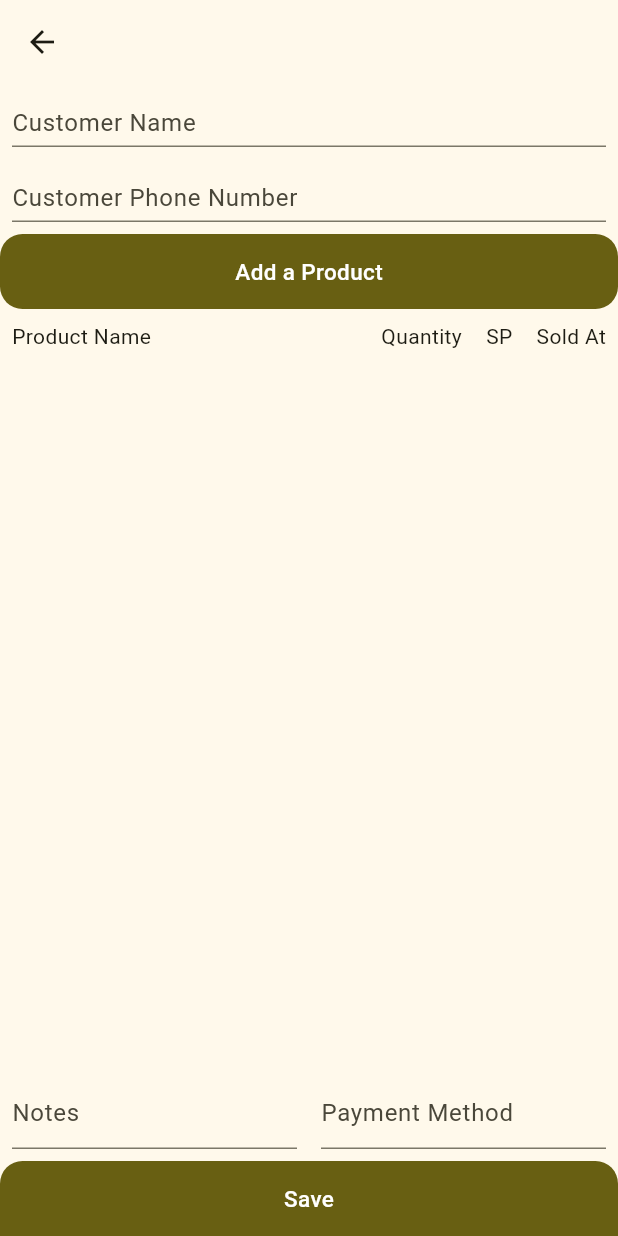
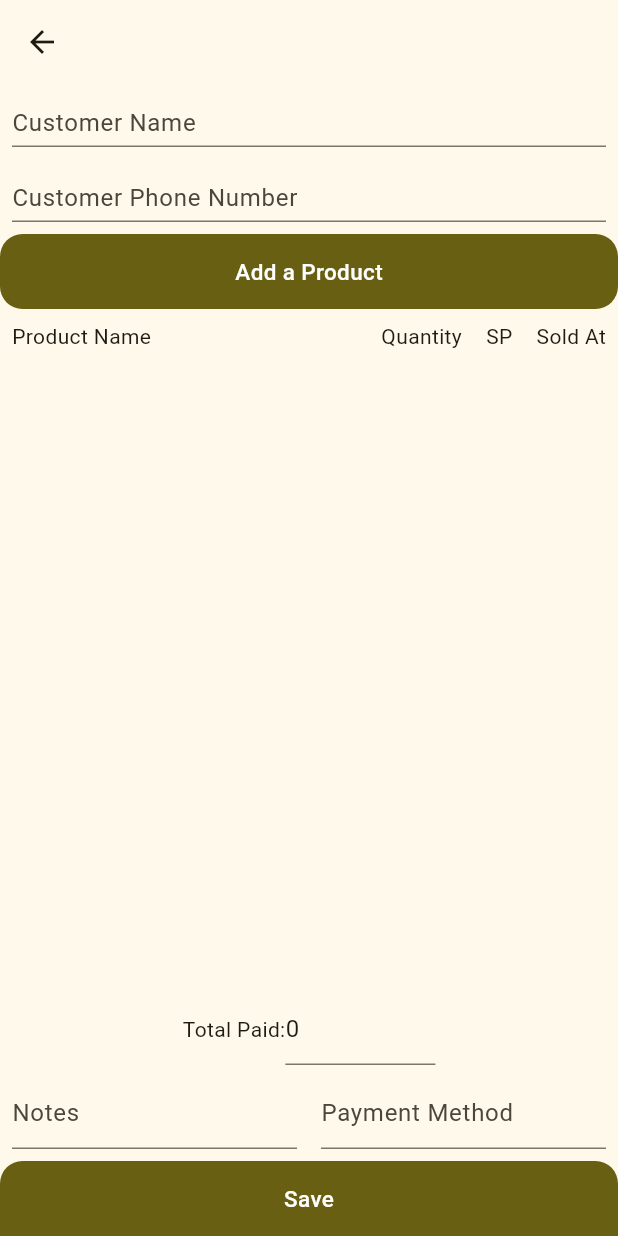
Before and after one commit to Dheeraj-Reddy-Mallapu/Inventory-Management, a Flutter app: the screen it shows after launch, after a tap on "New Order", on a phone screen of 412 x 824 dp. Run offline on Flutter 3.47's test engine with Material 2 defaults, Android fonts, the phone set to English and light mode, and no system bars; drawn by our look-alikes of dynamic_color; our stand-ins replace awesome_snackbar_content, file_picker, get, hive, hive_flutter, loading_animation_widget; missing offline and left inert: file_saver, random_string_generator; accounts and stored records are empty.

Commit message:
some improvements

```diff
--- a/lib/hive_classes/order_view_model.dart
+++ b/lib/hive_classes/order_view_model.dart
@@ -4,14 +4,19 @@ import 'package:inventory_management/hive_classes/order_object.dart';
 
 class OrderViewModel extends ChangeNotifier {
   Box<Order>? _orderBox;
+  bool _isInitialized = false;
+
+  bool get isInitialized => _isInitialized;
 
   Future<void> initOrderHive() async {
     // await Hive.initFlutter();
     Hive.registerAdapter(OrderAdapter());
     _orderBox = await Hive.openBox<Order>('orders');
+    _isInitialized = true;
+    notifyListeners();
   }
 
-  List<Order> get allProducts => _orderBox!.values.toList();
+  List<Order> get allOrders => _orderBox!.values.toList();
 
   Future<void> addOrder(Order order) async {
     await _orderBox!.add(order);
--- a/lib/hive_classes/product_view_model.dart
+++ b/lib/hive_classes/product_view_model.dart
@@ -3,29 +3,33 @@ import 'package:hive_flutter/hive_flutter.dart';
 import 'package:inventory_management/hive_classes/product_object.dart';
 
 class ProductViewModel extends ChangeNotifier {
-  Box<Product>? _productBox;
+  Box<Product>? productBox;
+  bool _isInitialized = false;
+
+  bool get isInitialized => _isInitialized;
 
   Future<void> initProductHive() async {
     // await Hive.initFlutter();
     Hive.registerAdapter(ProductAdapter());
-    _productBox = await Hive.openBox<Product>('products');
+    productBox = await Hive.openBox<Product>('products');
+    _isInitialized = true;
     notifyListeners();
   }
 
-  List<Product> get allProducts => _productBox!.values.toList();
+  List<Product> get allProducts => productBox!.values.toList();
 
   Future<void> addProduct(Product product) async {
-    await _productBox!.add(product);
+    await productBox!.add(product);
     notifyListeners();
   }
 
-  Future<void> updateProduct(Product product) async {
-    await product.save();
+  Future<void> updateProduct(int productId, Product product) async {
+    await productBox!.put(productId, product);
     notifyListeners();
   }
 
   Future<void> deleteProduct(int index) async {
-    await _productBox!.deleteAt(index);
+    await productBox!.deleteAt(index);
     notifyListeners();
   }
 }
--- a/lib/screens/add_product_screen.dart
+++ b/lib/screens/add_product_screen.dart
@@ -169,7 +169,8 @@ class _AddProductScreenState extends State<AddProductScreen> {
                         await productViewModel.addProduct(newProduct);
                         Get.back();
                       } else {
-                        await productViewModel.updateProduct(newProduct);
+                        await productViewModel.updateProduct(widget.index, newProduct);
+                        Get.back();
                         Get.back();
                       }
                       // ignore: use_build_context_synchronously
--- a/lib/screens/create_order_screen.dart
+++ b/lib/screens/create_order_screen.dart
@@ -4,11 +4,14 @@ import 'package:inventory_management/hive_classes/order_object.dart';
 import 'package:inventory_management/hive_classes/order_view_model.dart';
 import 'package:inventory_management/hive_classes/product_object.dart';
 import 'package:inventory_management/hive_classes/product_view_model.dart';
+import 'package:inventory_management/widgets/build_loading_state.dart';
 import 'package:provider/provider.dart';
 import 'package:random_string_generator/random_string_generator.dart';
 
 class CreateOrderScreen extends StatefulWidget {
-  const CreateOrderScreen({super.key});
+  const CreateOrderScreen({super.key, required this.isEditMode, required this.index});
+  final bool isEditMode;
+  final int index;
 
   @override
   State<CreateOrderScreen> createState() => _CreateOrderScreenState();
@@ -19,27 +22,75 @@ class _CreateOrderScreenState extends State<CreateOrderScreen> {
   TextEditingController customerPhNoC = TextEditingController();
   TextEditingController notesC = TextEditingController();
   TextEditingController paymentTypeC = TextEditingController();
-  TextEditingController totalPaidC = TextEditingController();
+  TextEditingController totalPaidC = TextEditingController(text: '0');
   List<TextEditingController> quantityCs = [];
   List<TextEditingController> soldAtCs = [];
 
   List<String> newOrderProductsList = [];
 
+  int totalJmp = 0;
+  int totalMrp = 0;
+
+  String id = '';
+  int dummy = 0;
+
   @override
   Widget build(BuildContext context) {
+    final productViewModel = Provider.of<ProductViewModel>(context);
+    final orderViewModel = Provider.of<OrderViewModel>(context);
+
+    return orderViewModel.isInitialized ? buildContent(orderViewModel, productViewModel) : buildLoadingState(context);
+  }
+
+  Widget buildContent(OrderViewModel orderViewModel, ProductViewModel productViewModel) {
     final color = Theme.of(context).colorScheme;
     final brightness = Theme.of(context).brightness;
     final size = MediaQuery.of(context).size;
 
-    final productViewModel = Provider.of<ProductViewModel>(context);
-    final orderViewModel = Provider.of<OrderViewModel>(context);
+    final products = productViewModel.allProducts;
 
-    final products = productViewModel.allProducts;
+    // print(newOrderProductList);
+
+    if (widget.isEditMode && dummy == 0) {
+      final orders = orderViewModel.allOrders;
+      final order = orders[widget.index];
+
+      final allProductsinOrder = order.products;
+
+      for (int i = 0; i < allProductsinOrder.length; i++) {
+        final product = allProductsinOrder[i];
+        newOrderProductsList.add(product.keys.first);
+
+        final productData = products.singleWhere((element) => element.id == product.keys.first);
+
+        quantityCs.add(TextEditingController(text: (product.values.first / productData.jmp).round().toString()));
+        soldAtCs.add(TextEditingController(text: product.values.first.toString()));
+      }
+
+      customerNameC.text = order.customerName;
+      customerPhNoC.text = order.customerPhNo.toString();
+      totalPaidC.text = order.totalPaid.toString();
+      notesC.text = order.notes;
+      paymentTypeC.text = order.paymentType;
+      totalJmp = order.totalJmp;
+      totalMrp = order.totalMrp;
+      id = order.id;
+      dummy++;
+    }
+
     List<Product> filteredProducts = products.where((element) => newOrderProductsList.contains(element.id)).toList();
     List<Product> inverseFilteredProducts =
         products.where((element) => !newOrderProductsList.contains(element.id)).toList();
 
-    // print(newOrderProductList);
+    if (soldAtCs.isNotEmpty) {
+      totalJmp = 0;
+      totalMrp = 0;
+      for (int i = 0; i < soldAtCs.length; i++) {
+        totalJmp = totalJmp + int.parse(soldAtCs[i].text);
+        totalMrp = totalMrp + filteredProducts[i].mrp;
+      }
+    }
+    totalPaidC.text = totalJmp.toString();
 
     List<TextEditingController> controllers = [customerNameC, customerPhNoC];
     return Scaffold(
@@ -194,7 +245,10 @@ class _CreateOrderScreenState extends State<CreateOrderScreen> {
                                           '${int.parse(filteredProducts[index].jmp.toString()) * int.parse(quantityCs[index].text)}';
                                       setState(() {});
                                     } else {
+                                      totalJmp = totalJmp - int.parse(soldAtCs[index].text);
                                       newOrderProductsList.removeAt(index);
+                                      soldAtCs.removeAt(index);
+                                      quantityCs.removeAt(index);
                                       setState(() {});
                                     }
                                   },
@@ -259,10 +313,22 @@ class _CreateOrderScreenState extends State<CreateOrderScreen> {
         ),
       ),
       bottomNavigationBar: SizedBox(
-        height: 120,
+        height: 180,
         child: Column(
           mainAxisAlignment: MainAxisAlignment.end,
           children: [
+            Row(
+              mainAxisAlignment: MainAxisAlignment.center,
+              children: [
+                const Text('Total Paid:'),
+                SizedBox(
+                  width: 100,
+                  child: TextFormField(
+                    controller: totalPaidC,
+                  ),
+                )
+              ],
+            ),
             Row(
               children: [
                 Expanded(
@@ -320,18 +386,15 @@ class _CreateOrderScreenState extends State<CreateOrderScreen> {
                   ),
                 ),
                 onTap: () async {
-                  final id = RandomStringGenerator(fixedLength: 15, hasSymbols: false).generate();
+                  id = RandomStringGenerator(fixedLength: 15, hasSymbols: false).generate();
 
                   List<Map<String, int>> productsInOrder = [];
-                  int totalJmp = 0;
-                  int totalMrp = 0;
-                  int totalPaid = 0;
 
                   for (int i = 0; i < newOrderProductsList.length; i++) {
                     Map<String, int> productInOrder = {newOrderProductsList[i]: int.parse(soldAtCs[i].text)};
                     productsInOrder.add(productInOrder);
 
-                    int.parse(soldAtCs[i].text);
+                    // int.parse(soldAtCs[i].text);// TODO
                   }
 
                   final newOrder = Order(
@@ -342,12 +405,16 @@ class _CreateOrderScreenState extends State<CreateOrderScreen> {
                     dateTime: DateTime.now().toLocal(),
                     totalJmp: totalJmp,
                     totalMrp: totalMrp,
-                    totalPaid: totalPaid,
+                    totalPaid: int.parse(totalPaidC.text),
                     paymentType: paymentTypeC.text,
                     notes: notesC.text,
                   );
 
-                  await orderViewModel.addOrder(newOrder);
+                  if (!widget.isEditMode) {
+                    await orderViewModel.addOrder(newOrder);
+                  } else {
+                    await orderViewModel.updateOrder(newOrder);
+                  }
                 },
               ),
             ),
--- a/lib/screens/home_screen.dart
+++ b/lib/screens/home_screen.dart
@@ -29,7 +29,7 @@ class HomeScreen extends StatelessWidget {
               child: const Text('View All Products'),
             ),
             ElevatedButton(
-              onPressed: () => Get.to(() => const CreateOrderScreen()),
+              onPressed: () => Get.to(() => const CreateOrderScreen(isEditMode: false, index: 0)),
               child: const Text('New Order'),
             ),
             ElevatedButton(
--- a/pubspec.yaml
+++ b/pubspec.yaml
@@ -16,6 +16,7 @@ dependencies:
   get: ^4.6.5
   hive: ^2.2.3
   hive_flutter: ^1.1.0
+  loading_animation_widget: ^1.2.0+4
   path_provider: ^2.0.15
   provider: ^6.0.5
   random_string_generator: ^2.0.0
```
Also changed, not shown: lib/screens/order_details.dart (added, +95 -0 lines), lib/screens/orders_screen.dart (+10 -2 lines), lib/screens/product_details.dart (+7 -1 lines), lib/screens/products_screen.dart (+6 -1 lines), lib/widgets/build_loading_state.dart (added, +12 -0 lines).
